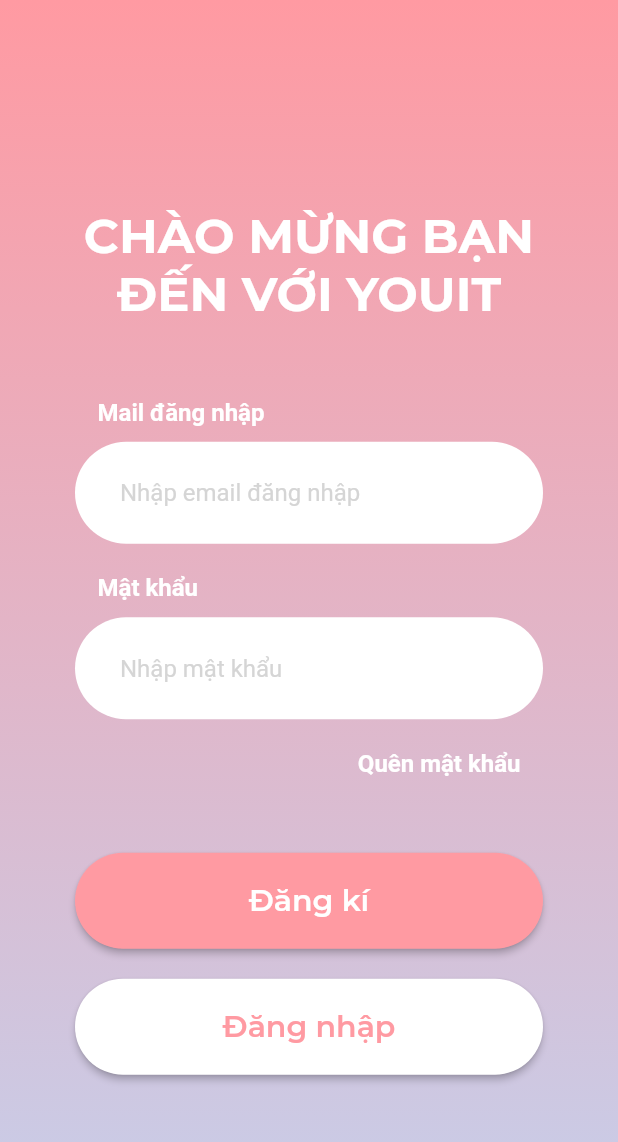
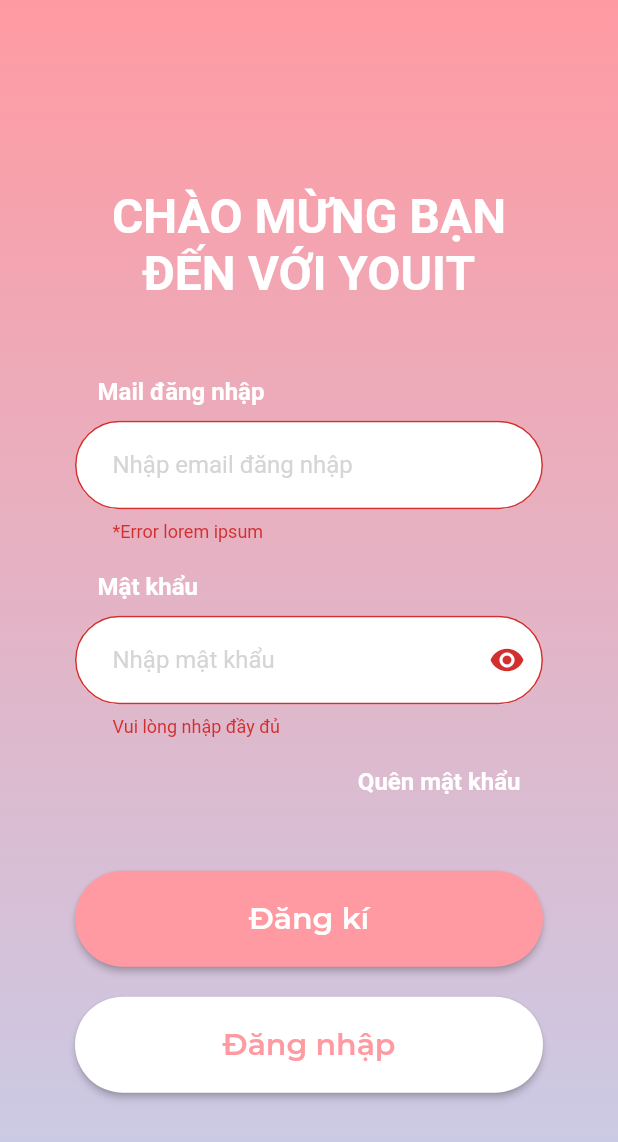
Before and after one commit to tranvuongduy2003/youit, a Flutter app: the LoginPage screen opened by its route, after a tap on "Đăng nhập", on a phone screen of 412 x 824 dp. Shown: the top 1142 px of the screen. Run offline on Flutter 3.47's test engine with Material 2 defaults, Android fonts, the phone set to English and light mode, and no system bars; our stand-ins replace firebase_auth, firebase_core, flutter_slider_drawer; accounts and stored records are empty; Roboto replaces fonts that are missing (Montserrat-SemiBold).

Commit message:
fill info page and update text field validation

```diff
--- a/lib/config/route/router.dart
+++ b/lib/config/route/router.dart
@@ -1,4 +1,5 @@
 import 'package:flutter/material.dart';
+import 'package:you_it/screens/auth/fill_info_page.dart';
 import 'package:you_it/screens/bottom_bar/bottom_nav_bar_page.dart';
 import 'package:you_it/screens/general/genaral_page.dart';
 import 'package:you_it/screens/group/activity_page.dart';
@@ -98,7 +99,10 @@ class Router {
         {
           return MaterialPageRoute(builder: (_) => const BottomNavBarPage());
         }
-
+      case Routes.fillInfoPage:
+        {
+          return MaterialPageRoute(builder: (_) => const FillInfoPage());
+        }
       default:
         {
           return MaterialPageRoute(
--- a/lib/config/route/routes.dart
+++ b/lib/config/route/routes.dart
@@ -22,4 +22,5 @@ class Routes {
   static const String uploadFilePage = 'UploadFilePage';
   static const String generalPage = 'GeneralPage';
   static const String bottomNavBarPage = 'BottomNavBarPage';
+  static const String fillInfoPage = 'FillInfoPage';
 }
--- a/lib/main.dart
+++ b/lib/main.dart
@@ -1,5 +1,4 @@
 import 'package:firebase_core/firebase_core.dart';
-import 'package:you_it/screens/bottom_bar/bottom_nav_bar_page.dart';
 import 'firebase_options.dart';
 
 import 'package:flutter/material.dart';
@@ -32,8 +31,8 @@ class MyApp extends StatelessWidget {
           centerTitle: true,
         ),
       ),
-      home: BottomNavBarPage(),
-      // initialRoute: Routes.bottomNavBarPage,
+      home: HomePage(),
+      initialRoute: Routes.welcomePage,
       onGenerateRoute: router.Router.generateRoute,
     );
   }
--- a/lib/screens/auth/login_page.dart
+++ b/lib/screens/auth/login_page.dart
@@ -5,6 +5,7 @@ import 'package:firebase_auth/firebase_auth.dart';
 import 'package:you_it/widgets/stateless/sign_button.dart';
 import 'package:you_it/config/themes/app_colors.dart';
 import 'package:you_it/config/route/routes.dart';
+import '../../widgets/stateful/input_password.dart';
 import '../../widgets/stateless/input.dart';
 
 final _firebase = FirebaseAuth.instance;
@@ -17,6 +18,7 @@ class LoginPage extends StatefulWidget {
 }
 
 class _LoginPageState extends State<LoginPage> {
+  final _formField = GlobalKey<FormState>();
   String _email = '';
   String _password = '';
 
@@ -27,9 +29,11 @@ class _LoginPageState extends State<LoginPage> {
       Navigator.of(context).pushNamed(Routes.homePage);
     } on FirebaseAuthException catch (e) {
       if (e.code == 'user-not-found') {
-        print('No user found for that email.');
+        ScaffoldMessenger.of(context).showSnackBar(
+            SnackBar(content: Text('No user found for that email.')));
       } else if (e.code == 'wrong-password') {
-        print('Wrong password provided for that user.');
+        ScaffoldMessenger.of(context).showSnackBar(
+            SnackBar(content: Text('Wrong password provided for that user.')));
       }
     }
   }
@@ -63,18 +67,21 @@ class _LoginPageState extends State<LoginPage> {
                       textAlign: TextAlign.center,
                       style: TextStyle(
                         fontSize: 32,
-                        fontWeight: FontWeight.w800,
-                        fontFamily: 'Montserrat',
+                        fontWeight: FontWeight.w600,
+                        fontFamily: 'Montserrat-SemiBold',
                         color: Colors.white,
                         decoration: TextDecoration.none,
                       ),
                     ),
                   ),
-                  Container(
+                  Form(
+                    key: _formField,
+                    child: Container(
                       padding: EdgeInsets.symmetric(horizontal: 50),
                       child: Column(
                         children: <Widget>[
                           Input(
+                            exception: r'\S+@\S+\.\S+',
                             label: 'Mail đăng nhập',
                             hintText: 'Nhập email đăng nhập',
                             textColor: AppColors.fade,
@@ -86,7 +93,9 @@ class _LoginPageState extends State<LoginPage> {
                           SizedBox(
                             height: 20,
                           ),
-                        Input(
+                          InputPassword(
+                            exception:
+                                r'^.*(?=.{8,})(?=.*[a-zA-Z])(?=.*\d)(?=.*[!#%&@"]).*$',
                             label: 'Mật khẩu',
                             hintText: 'Nhập mật khẩu',
                             textColor: AppColors.fade,
@@ -110,11 +119,13 @@ class _LoginPageState extends State<LoginPage> {
                                   fontSize: 16,
                                   fontWeight: FontWeight.w600,
                                 ),
-                              recognizer: TapGestureRecognizer()..onTap = () {},
+                                recognizer: TapGestureRecognizer()
+                                  ..onTap = () {},
                               ),
                             ),
                           )
                         ],
+                      ),
                     ),
                   ),
                   Container(
@@ -138,7 +149,13 @@ class _LoginPageState extends State<LoginPage> {
                           buttonText: 'Đăng nhập',
                           textColor: AppColors.primaryColor,
                           backgroundColor: AppColors.white,
-                          handleOnPress: () => _handleLogin(context),
+                          handleOnPress: () {
+                            if (_formField.currentState!.validate()) {
+                              return _handleLogin(context);
+                            } else {
+                              print('error');
+                            }
+                          },
                         ),
                       ],
                     ),
--- a/lib/screens/message/message_page.dart
+++ b/lib/screens/message/message_page.dart
@@ -46,6 +46,7 @@ class _MessagePageState extends State<MessagePage> {
                 Container(
                   padding: EdgeInsets.symmetric(horizontal: 20),
                   child: Input(
+                    exception: "",
                     label: null,
                     hintText: 'Tìm kiếm',
                     textColor: AppColors.fontColor,
--- /dev/null
+++ b/lib/widgets/stateful/input_password.dart
@@ -0,0 +1,102 @@
+import 'dart:ui';
+
+import 'package:flutter/cupertino.dart';
+import 'package:flutter/material.dart';
+import 'package:flutter/src/widgets/framework.dart';
+import 'package:flutter/src/widgets/placeholder.dart';
+
+import '../../config/themes/app_colors.dart';
+
+class InputPassword extends StatefulWidget {
+  final label;
+  final String hintText;
+  final Color textColor;
+  final Color textfieldColor;
+  final Function handleChange;
+  final String exception;
+  bool passToggle = true;
+  InputPassword({
+    super.key,
+    required this.label,
+    required this.hintText,
+    required this.textColor,
+    required this.textfieldColor,
+    required this.handleChange,
+    required this.exception,
+  });
+
+  @override
+  State<InputPassword> createState() => _InputPasswordState();
+}
+
+class _InputPasswordState extends State<InputPassword> {
+  @override
+  Widget build(BuildContext context) {
+    return Container(
+      child: Column(
+        children: <Widget>[
+          if (widget.label != null)
+            Container(
+              width: double.infinity,
+              padding: EdgeInsets.only(left: 15),
+              margin: EdgeInsets.only(bottom: 10),
+              // margin: EdgeInsets.only(right: 170),
+              child: Text(
+                widget.label,
+                style: TextStyle(
+                  fontSize: 16,
+                  fontWeight: FontWeight.w600,
+                  color: AppColors.white,
+                ),
+                textAlign: TextAlign.start,
+              ),
+            ),
+          TextFormField(
+              onChanged: (val) => widget.handleChange(val),
+              validator: (value) {
+                if (value!.isEmpty) {
+                  return "Vui lòng nhập đầy đủ";
+                }
+                if (!RegExp(widget.exception).hasMatch(value!)) {
+                  return "Mật khẩu phải chứa ít nhất 8 ký tự, bao gồm chữ hoa, chữ thường, chữ số và ký tự đặc biệt (!,#,%,&,@)";
+                }
+              },
+              obscureText: widget.passToggle,
+              decoration: InputDecoration(
+                  suffixIcon: InkWell(
+                    onTap: () {
+                      setState(() {
+                        widget.passToggle = !widget.passToggle;
+                      });
+                    },
+                    child: Icon(widget.passToggle
+                        ? Icons.visibility
+                        : Icons.visibility_off),
+                  ),
+                  contentPadding:
+                      EdgeInsets.symmetric(horizontal: 25, vertical: 20),
+                  filled: true,
+                  fillColor: Colors.white,
+                  hintText: widget.hintText,
+                  hintStyle: TextStyle(
+                    color: widget.textColor,
+                    fontSize: 16,
+                  ),
+                  border: OutlineInputBorder(
+                      borderSide:
+                          const BorderSide(width: 0, color: Colors.grey),
+                      borderRadius: BorderRadius.circular(45)),
+                  focusedBorder: OutlineInputBorder(
+                    borderSide: const BorderSide(width: 0, color: Colors.grey),
+                    borderRadius: BorderRadius.circular(45),
+                  ),
+                  enabledBorder: OutlineInputBorder(
+                    borderSide: const BorderSide(width: 0, color: Colors.grey),
+                    borderRadius: BorderRadius.circular(45),
+                  ))),
+        ],
+      ),
+    );
+    ;
+  }
+}
--- a/lib/widgets/stateless/input.dart
+++ b/lib/widgets/stateless/input.dart
@@ -7,14 +7,15 @@ class Input extends StatelessWidget {
   final Color textColor;
   final Color textfieldColor;
   final Function handleChange;
+  final String exception;
 
-  Input({
-    required this.label,
+  Input(
+      {required this.label,
       required this.hintText,
       required this.textColor,
       required this.textfieldColor,
       required this.handleChange,
-  });
+      required this.exception});
 
   @override
   Widget build(BuildContext context) {
@@ -37,23 +38,36 @@ class Input extends StatelessWidget {
                 textAlign: TextAlign.start,
               ),
             ),
-          Container(
-            padding: EdgeInsets.symmetric(horizontal: 30, vertical: 10),
-            decoration: BoxDecoration(
-              borderRadius: BorderRadius.circular(45),
-              color: textfieldColor,
-            ),
-            child: TextField(
+          TextFormField(
             onChanged: (val) => handleChange(val),
+            validator: (value) {
+              if (value!.isEmpty || !RegExp(exception).hasMatch(value)) {
+                return "*Error lorem ipsum";
+              } else {
+                return null;
+              }
+            },
             decoration: InputDecoration(
+                contentPadding:
+                    EdgeInsets.symmetric(horizontal: 25, vertical: 20),
+                filled: true,
+                fillColor: Colors.white,
                 hintText: hintText,
                 hintStyle: TextStyle(
                   color: textColor,
                   fontSize: 16,
                 ),
-                border: InputBorder.none,
+                border: OutlineInputBorder(
+                    borderSide: const BorderSide(width: 0, color: Colors.grey),
+                    borderRadius: BorderRadius.circular(45)),
+                focusedBorder: OutlineInputBorder(
+                  borderSide: const BorderSide(width: 0, color: Colors.grey),
+                  borderRadius: BorderRadius.circular(45),
                 ),
-            ),
+                enabledBorder: OutlineInputBorder(
+                  borderSide: const BorderSide(width: 0, color: Colors.grey),
+                  borderRadius: BorderRadius.circular(45),
+                )),
           ),
         ],
       ),
```
Also changed, not shown: lib/screens/auth/fill_info_page.dart (added, +239 -0 lines). Lines whose indentation alone changed are shown as unchanged.
